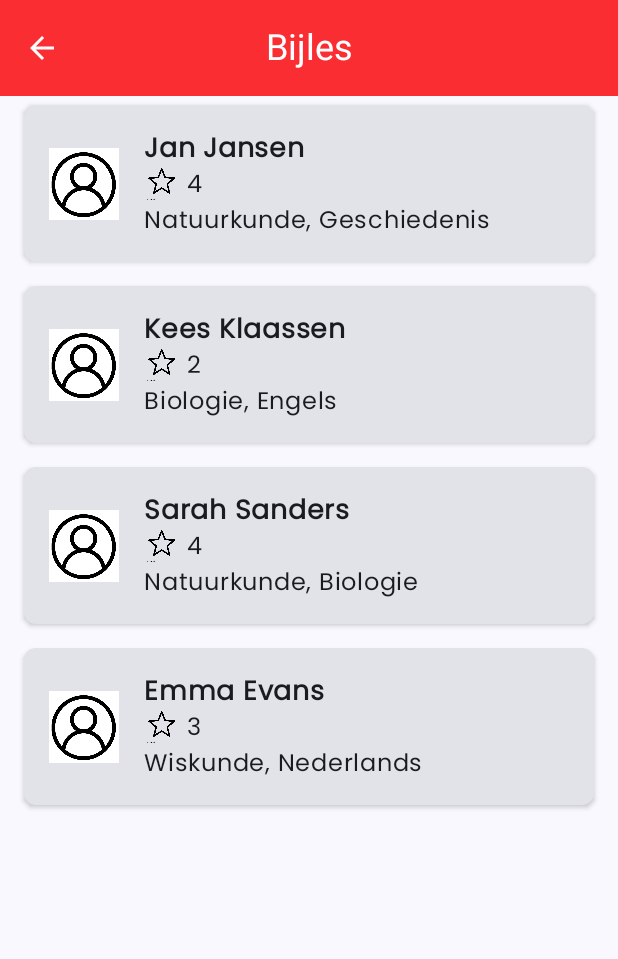
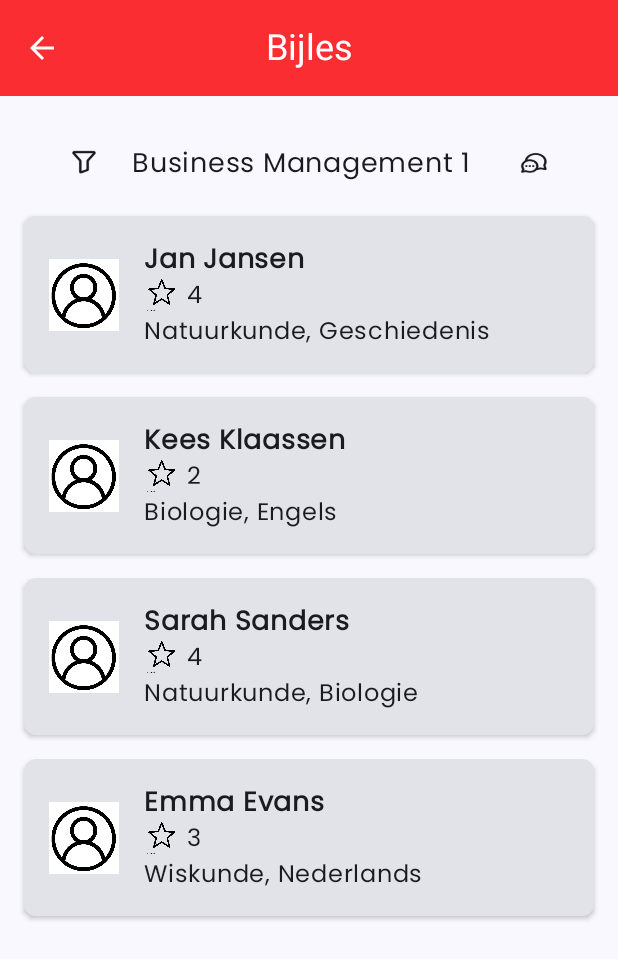
Before and after one commit to ThijsGeeraert2/studdybuddy, an Android app built with Jetpack Compose: the MentorScreen screen opened through its navigation route, on a phone screen of 412 x 824 dp. Shown: the top 959 px of the screen. Run offline under Robolectric (Android 15) with nearby library versions, the phone set to English and light mode, and no system bars.

Commit message:
Algemene klasse

```diff
--- a/app/src/main/java/be/thijsgeeraert/studdybuddy/StuddyBuddyApp.kt
+++ b/app/src/main/java/be/thijsgeeraert/studdybuddy/StuddyBuddyApp.kt
@@ -24,8 +24,10 @@ import be.thijsgeeraert.studdybuddy.data.MockUp.getUsers
 import be.thijsgeeraert.studdybuddy.ui.screens.BuddyDetailScreen
 import be.thijsgeeraert.studdybuddy.ui.screens.BuddyScreen
 import be.thijsgeeraert.studdybuddy.ui.screens.HomeScreen
+import be.thijsgeeraert.studdybuddy.ui.screens.InboxScreen
 import be.thijsgeeraert.studdybuddy.ui.screens.LoginScreen
 import be.thijsgeeraert.studdybuddy.ui.screens.MentorScreen
+import be.thijsgeeraert.studdybuddy.ui.screens.Message
 import be.thijsgeeraert.studdybuddy.ui.screens.RegisterScreen
 import be.thijsgeeraert.studdybuddy.ui.screens.VakScreen
 import be.thijsgeeraert.studdybuddy.ui.theme.GoodRed
@@ -42,7 +44,8 @@ enum class StuddyBuddyScreen(val displayName: Int) {
     BuddyScreen(displayName = R.string.buddy_screen),
     BuddyDetailScreen(displayName = R.string.buddy_detail_screen),
     VakScreen(displayName = R.string.vak_screen),
-    BijlesScreen(displayName = R.string.bijles_screen)
+    BijlesScreen(displayName = R.string.bijles_screen),
+    ChatScreen(displayName = R.string.Chat)
 }
 
 @OptIn(ExperimentalMaterial3Api::class)
@@ -69,10 +72,10 @@ fun StuddyBuddyNavigation() {
         val padding = it
         NavHost(navController = navController, startDestination = StuddyBuddyScreen.LoginScreen.name) {
             composable(StuddyBuddyScreen.LoginScreen.name) {
-                LoginScreen(onConfirmClick = { navController.navigate(StuddyBuddyScreen.HomeScreen.name)})
+                LoginScreen(onConfirmClick = { navController.navigate(StuddyBuddyScreen.HomeScreen.name)}, onRegisterClick = { navController.navigate(StuddyBuddyScreen.RegisterScreen.name)})
             }
             composable(StuddyBuddyScreen.RegisterScreen.name) {
-                RegisterScreen()
+                RegisterScreen(onRegisterClick = { navController.navigate(StuddyBuddyScreen.HomeScreen.name)})
             }
             composable(StuddyBuddyScreen.HomeScreen.name) {
                 HomeScreen(onFindBuddyClick = {navController.navigate(StuddyBuddyScreen.BuddyScreen.name)}, onFindMentorClick = {navController.navigate(StuddyBuddyScreen.BijlesScreen.name)})
@@ -87,7 +90,16 @@ fun StuddyBuddyNavigation() {
                 VakScreen()
             }
             composable(StuddyBuddyScreen.BijlesScreen.name) {
-                MentorScreen(getUsers(), onclickDetail = { navController.navigate(StuddyBuddyScreen.BuddyDetailScreen.name)})
+                MentorScreen(getUsers(), onclickDetail = { navController.navigate(StuddyBuddyScreen.BuddyDetailScreen.name)}, onChatClicked = { navController.navigate(StuddyBuddyScreen.ChatScreen.name)})
+            }
+            composable(StuddyBuddyScreen.ChatScreen.name){
+                val messages = listOf(
+                    Message("Eduard Vandamme", "Problem Solving", "Heeft 5 afbeeldingen verstuurd"),
+                    Message("Dieter Vancollie", "Full Stack Dev", "Kan je me helpen bij opdracht 10?"),
+                    // ... Add other messages here
+                )
+
+                InboxScreen(messages)
             }
         }
     }
--- a/app/src/main/java/be/thijsgeeraert/studdybuddy/ui/screens/BuddyScreen.kt
+++ b/app/src/main/java/be/thijsgeeraert/studdybuddy/ui/screens/BuddyScreen.kt
@@ -44,6 +44,7 @@ fun BuddyScreen(buddies: List<User>, onclickDetail: () -> Unit = {}) {
 
         Spacer(modifier = Modifier.height(60.dp))
 
+        CourseHeader()
         // List of buddies
         for (buddy in buddies) {
             BuddyItem(
--- a/app/src/main/java/be/thijsgeeraert/studdybuddy/ui/screens/LoginScreen.kt
+++ b/app/src/main/java/be/thijsgeeraert/studdybuddy/ui/screens/LoginScreen.kt
@@ -107,7 +107,7 @@ fun LoginScreen(
 
         // This would be the additional button shown in your screenshot, presumably for another action
         Button(
-            onClick = { /* Handle click action */ },
+            onClick = onRegisterClick,
             modifier = Modifier
                 .width(300.dp)
                 .height(48.dp), // Match the height of the button in the screenshot
--- a/app/src/main/java/be/thijsgeeraert/studdybuddy/ui/screens/MentorScreen.kt
+++ b/app/src/main/java/be/thijsgeeraert/studdybuddy/ui/screens/MentorScreen.kt
@@ -26,10 +26,12 @@ import be.thijsgeeraert.studdybuddy.data.Vak
 
 @OptIn(ExperimentalMaterial3Api::class)
 @Composable
-fun MentorScreen(mentors: List<User>, onclickDetail: () -> Unit = {}) {
+fun MentorScreen(mentors: List<User>, onclickDetail: () -> Unit = {}, onFilterClicked: () -> Unit= {}, onChatClicked: () -> Unit  = {}) {
     // Replace with actual drawable and string resources
     val userIcon: Painter = painterResource(id = R.drawable.user)
     val starIcon: Painter = painterResource(id = R.drawable.noun_star_5947137)
+
+
 
     Column(
         modifier = Modifier
@@ -40,7 +42,9 @@ fun MentorScreen(mentors: List<User>, onclickDetail: () -> Unit = {}) {
         // Header block
 
 
-        Spacer(modifier = Modifier.height(50.dp))
+        Spacer(modifier = Modifier.height(60.dp))
+
+        CourseHeader(onFilterClicked, onChatClicked)
 
         // List of mentors
         mentors.forEach { mentor ->
@@ -103,6 +107,49 @@ fun MentorItem(
         }
     }
 }
+
+@Composable
+fun CourseHeader(
+    onFilterClicked: () -> Unit = {},
+    onChatClicked: () -> Unit = {}
+) {
+    // Replace with actual drawable resources
+    val filterIcon: Painter = painterResource(id = R.drawable.filter) // Your filter icon
+    val chatIcon: Painter = painterResource(id = R.drawable.chat) // Your chat icon
+    val courseName = "Business Management 1" // Replace with a dynamic value if necessary
+
+    Row(
+        modifier = Modifier
+            .fillMaxWidth()
+            .padding(horizontal = 16.dp, vertical = 8.dp),
+        verticalAlignment = Alignment.CenterVertically,
+        horizontalArrangement = Arrangement.SpaceBetween
+    ) {
+        // Filter button
+        IconButton(onClick = onFilterClicked) {
+            Icon(
+                painter = filterIcon,
+                contentDescription = stringResource(id = R.string.cd_filter_icon),
+                modifier = Modifier.size(24.dp) // You can adjust the size if needed
+            )
+        }
+
+        Text(
+            text = courseName,
+            fontSize = 18.sp,
+            modifier = Modifier.weight(1f).padding(horizontal = 8.dp)
+        )
+
+        // Chat button
+        IconButton(onClick = onChatClicked) {
+            Icon(
+                painter = chatIcon,
+                contentDescription = stringResource(id = R.string.cd_chat_icon),
+                modifier = Modifier.size(24.dp) // You can adjust the size if needed
+            )
+        }
+    }
+}
 @Preview(showBackground = true)
 @Composable
 fun PreviewMentorScreen2() {
--- a/app/src/main/res/values/strings.xml
+++ b/app/src/main/res/values/strings.xml
@@ -37,4 +37,9 @@
     <string name="subjects_mentor">subjects mentor</string>
     <string name="subjects_buddy">subjects buddy</string>
     <string name="mentors">mentors</string>
+    <string name="cd_filter_icon">cd filter icon</string>
+    <string name="cd_chat_icon">cd chat icon</string>
+    <string name="star_icon_description_empty">star icon description empty</string>
+    <string name="reviews">reviews</string>
+    <string name="Chat">Chat</string>
 </resources>
```
Also changed, not shown: app/src/main/java/be/thijsgeeraert/studdybuddy/ui/screens/RegisterScreen.kt (+4 -16 lines), app/src/main/java/be/thijsgeeraert/studdybuddy/ui/screens/ReviewScreens.kt (added, +134 -0 lines), app/src/main/res/drawable/chat.png (added), app/src/main/res/drawable/filter.png (added).
